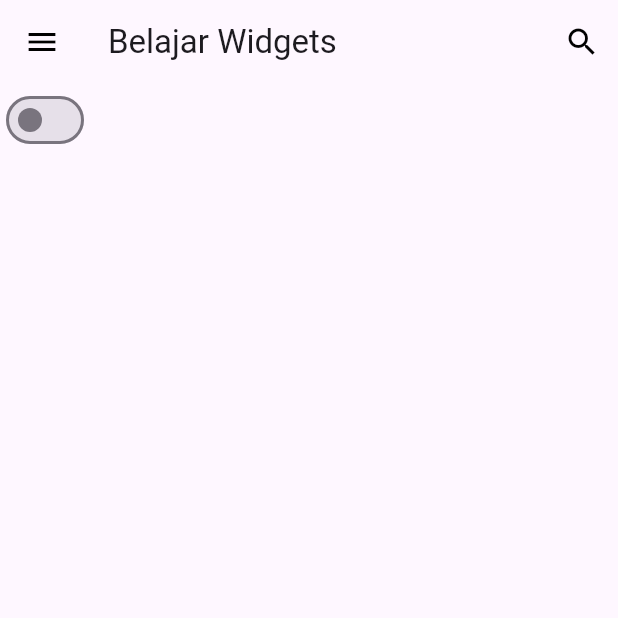
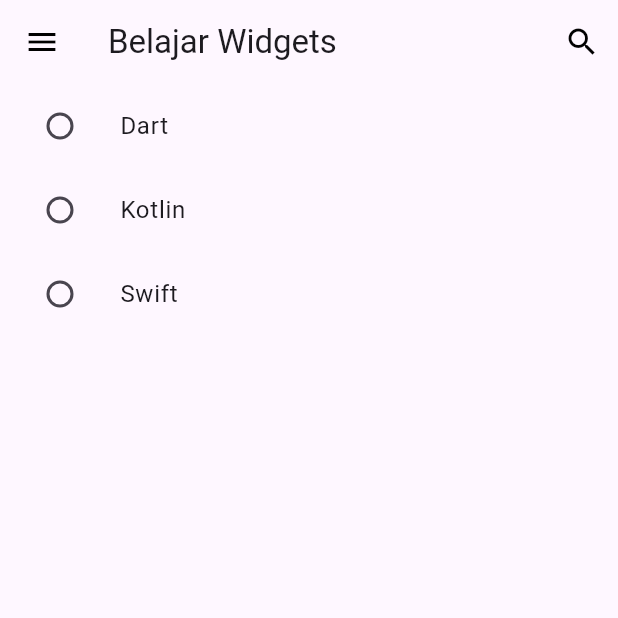
Before and after one commit to Muhammad-Hafizh-Naufal/Belajar-Flutter, a Flutter app: the screen it shows after launch, on a phone screen of 412 x 824 dp, the top half of it. Run offline on Flutter 3.47's test engine with Material 3 defaults, Android fonts, the phone set to English and light mode, and no system bars.

Commit message:
Belajar Radio

```diff
--- a/lib/main.dart
+++ b/lib/main.dart
@@ -7,16 +7,13 @@ void main() {
 class MyApp extends StatelessWidget {
   @override
   Widget build(BuildContext context) {
-    // MaterialApp adalah widget utama yang menyediakan tema dan routing aplikasi
     return MaterialApp(
-      debugShowCheckedModeBanner:
-          false, // Menghilangkan banner debug di sudut kanan atas
+      debugShowCheckedModeBanner: false, // Menghilangkan banner debug
       title: 'ngetes', // Judul aplikasi
       theme: ThemeData(
-        primarySwatch: Colors.blue, // Tema utama aplikasi dengan warna biru
+        primarySwatch: Colors.blue, // Mengatur warna tema aplikasi
       ),
-      home:
-          const MyHomePage(), // Menampilkan halaman utama (MyHomePage) saat aplikasi dijalankan
+      home: const MyHomePage(), // Menampilkan halaman utama
     );
   }
 }
@@ -26,65 +23,95 @@ class MyHomePage extends StatefulWidget {
   const MyHomePage({Key? key}) : super(key: key);
 
   @override
-  _MyHomePageState createState() =>
-      _MyHomePageState(); // Menghubungkan ke state yang akan mengelola data dan UI
+  _MyHomePageState createState() => _MyHomePageState();
 }
 
 // State dari MyHomePage yang mengelola interaksi dan perubahan state
 class _MyHomePageState extends State<MyHomePage> {
-  bool lightOn =
-      false; // Variabel untuk menyimpan status Switch (nyala atau mati)
+  String? language; // Variabel untuk menyimpan pilihan bahasa
 
   @override
   Widget build(BuildContext context) {
-    // Scaffold menyediakan struktur dasar halaman seperti AppBar dan body
     return Scaffold(
       appBar: AppBar(
         title: Text('Belajar Widgets'), // Judul pada bagian AppBar
         actions: <Widget>[
           IconButton(
             icon: Icon(
-              Icons.search, // Icon untuk tombol pencarian
-              color: Colors.black, // Warna hitam untuk icon
+              Icons.search,
+              color: Colors.black,
             ),
             onPressed: () {
-              print(
-                  'Test'); // Aksi ketika tombol search ditekan, hanya menampilkan teks di console
+              print('Test'); // Aksi saat tombol pencarian ditekan
             },
           ),
         ],
         leading: IconButton(
           icon: Icon(
-            Icons.menu, // Icon untuk tombol menu
-            color: Colors.black, // Warna hitam untuk icon menu
+            Icons.menu,
+            color: Colors.black,
           ),
           onPressed: () {
-            print(
-                'Test'); // Aksi ketika tombol menu ditekan, hanya menampilkan teks di console
+            print('Test'); // Aksi saat tombol menu ditekan
           },
         ),
       ),
-      // Bagian body menggunakan widget Switch untuk menyalakan dan mematikan lampu (boolean lightOn)
-      body: Switch(
-        value:
-            lightOn, // Menentukan apakah Switch dalam kondisi menyala atau tidak (true/false)
-        onChanged: (bool value) {
-          // Aksi yang terjadi ketika Switch dinyalakan atau dimatikan
-          setState(() {
-            lightOn = value; // Memperbarui status Switch dengan nilai yang baru
-          });
+      // Bagian body menggunakan Padding agar konten tidak terlalu menempel dengan tepi layar
+      body: Column(
+        mainAxisSize:
+            MainAxisSize.min, // Menyesuaikan ukuran kolom sesuai kebutuhan
+        children: [
+          ListTile(
+            title: Text('Dart'), // Menambahkan judul untuk Radio button
+            leading: Radio(
+              value: 'Dart', // Nilai yang akan disimpan saat dipilih
+              groupValue: language, // Nilai saat ini dari group radio
+              onChanged: (String? value) {
+                setState(() {
+                  language = value; // Mengupdate nilai language saat dipilih
+                  showSnackBar(); // Menampilkan SnackBar
+                });
+              },
+            ),
+          ),
+          ListTile(
+            title: Text('Kotlin'), // Menambahkan judul untuk Radio button
+            leading: Radio(
+              value: 'Kotlin', // Nilai yang akan disimpan saat dipilih
+              groupValue: language, // Nilai saat ini dari group radio
+              onChanged: (String? value) {
+                setState(() {
+                  language = value; // Mengupdate nilai language saat dipilih
+                  showSnackBar(); // Menampilkan SnackBar
+                });
+              },
+            ),
+          ),
+          ListTile(
+            title: Text('Swift'), // Menambahkan judul untuk Radio button
+            leading: Radio(
+              value: 'Swift', // Nilai yang akan disimpan saat dipilih
+              groupValue: language, // Nilai saat ini dari group radio
+              onChanged: (String? value) {
+                setState(() {
+                  language = value; // Mengupdate nilai language saat dipilih
+                  showSnackBar(); // Menampilkan SnackBar
+                });
+              },
+            ),
+          ),
+        ],
+      ),
+    );
+  }
 
-          // Menampilkan pesan di bagian bawah layar menggunakan SnackBar setiap kali Switch berubah
-          ScaffoldMessenger.of(context).showSnackBar(
-            SnackBar(
-              content: Text(lightOn
-                  ? 'Light On'
-                  : 'Light Off'), // Pesan yang ditampilkan, tergantung status Switch
-              duration:
-                  Duration(seconds: 1), // Durasi SnackBar muncul selama 1 detik
-            ),
-          );
-        },
+  void showSnackBar() {
+    // Menampilkan SnackBar dengan pesan pilihan bahasa
+    ScaffoldMessenger.of(context).showSnackBar(
+      SnackBar(
+        content: Text(language ??
+            'No Language Selected'), // Menampilkan pesan sesuai pilihan
+        duration: Duration(seconds: 1), // Durasi SnackBar muncul selama 1 detik
       ),
     );
   }
```
